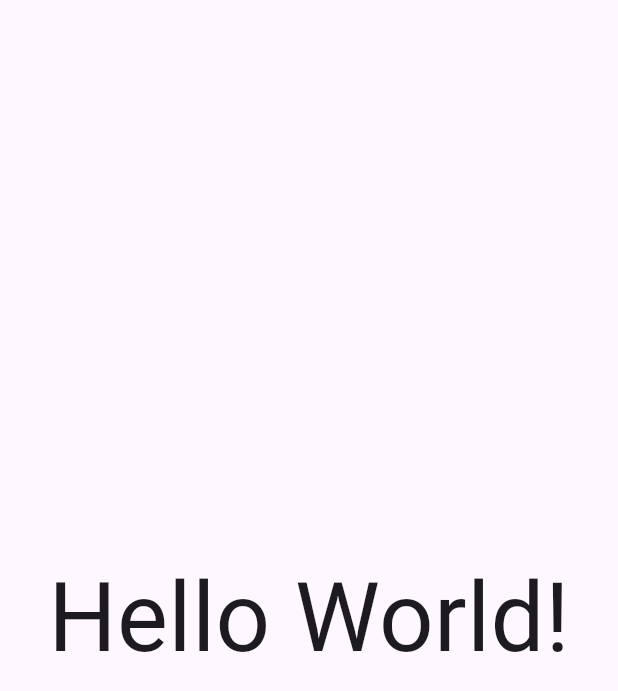
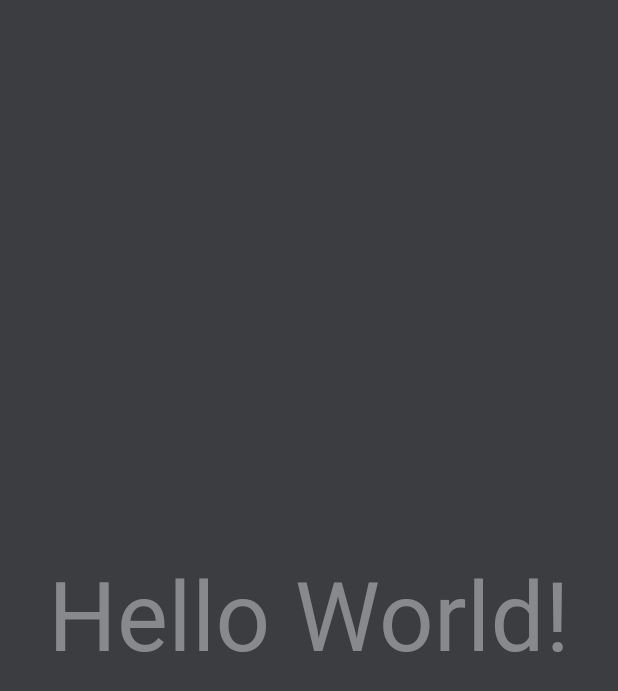
Before and after one commit to gunners-pro/musicplayer, a Flutter app: the screen it shows after launch, on a phone screen of 412 x 824 dp. Shown: the top 691 px of the screen. Run offline on Flutter 3.47's test engine with Material 3 defaults, Android fonts, the phone set to English and light mode, and no system bars; our stand-ins replace google_fonts; Roboto replaces fonts that are missing (Ubuntu).

Commit message:
chore: config theme colors and font

```diff
--- /dev/null
+++ b/lib/constants/colors.dart
@@ -0,0 +1,10 @@
+import 'package:flutter/material.dart';
+
+class AppColors {
+  static const black = Color(0xff050607);
+  static const darkGray = Color(0xff3b3d40);
+  static const lightGray = Color(0xff87898c);
+  static const red = Color(0xff9c0b01);
+  static const darkRed = Color(0xff6a0702);
+  static const lightRed = Color(0xffc44c3b);
+}
--- a/lib/main.dart
+++ b/lib/main.dart
@@ -1,4 +1,6 @@
 import 'package:flutter/material.dart';
+import 'package:google_fonts/google_fonts.dart';
+import 'package:musicplayer/constants/colors.dart';
 
 void main() {
   runApp(const MainApp());
@@ -9,8 +11,15 @@ class MainApp extends StatelessWidget {
 
   @override
   Widget build(BuildContext context) {
-    return const MaterialApp(
-      home: Scaffold(
+    return MaterialApp(
+      debugShowCheckedModeBanner: false,
+      theme: ThemeData(
+        textTheme: GoogleFonts.ubuntuTextTheme().apply(
+          bodyColor: AppColors.lightGray,
+        ),
+        scaffoldBackgroundColor: AppColors.darkGray,
+      ),
+      home: const Scaffold(
         body: Center(
           child: Text(
             'Hello World!',
--- a/pubspec.yaml
+++ b/pubspec.yaml
@@ -9,6 +9,7 @@ environment:
 dependencies:
   flutter:
     sdk: flutter
+  google_fonts: ^6.2.1
 
 dev_dependencies:
   flutter_test:
```
Also changed, not shown: pubspec.lock.
